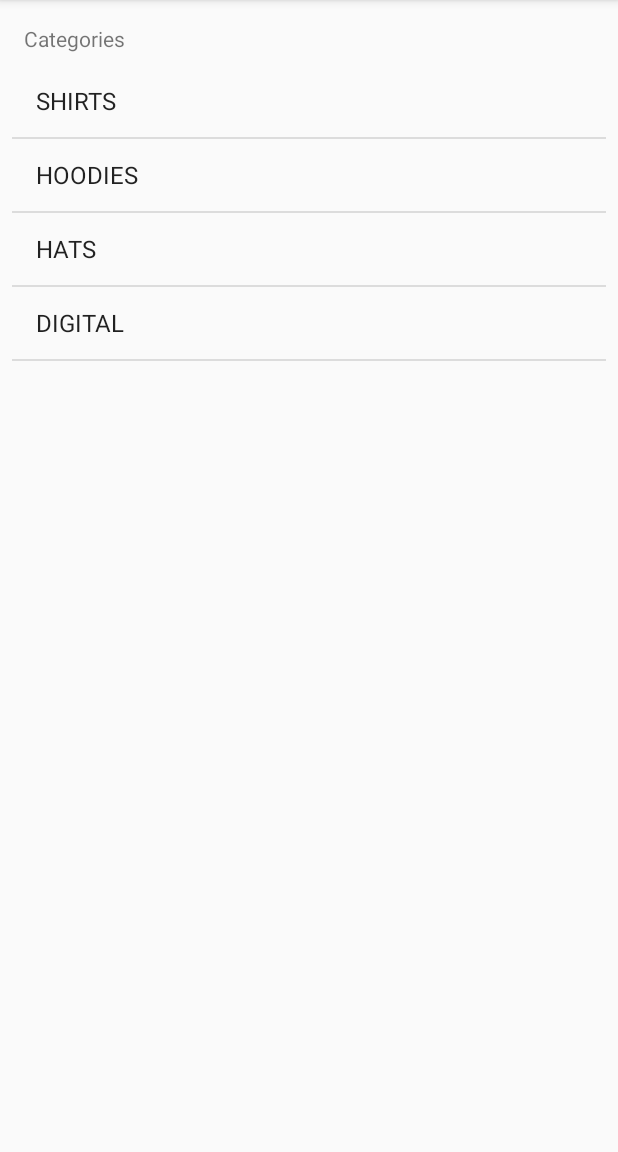
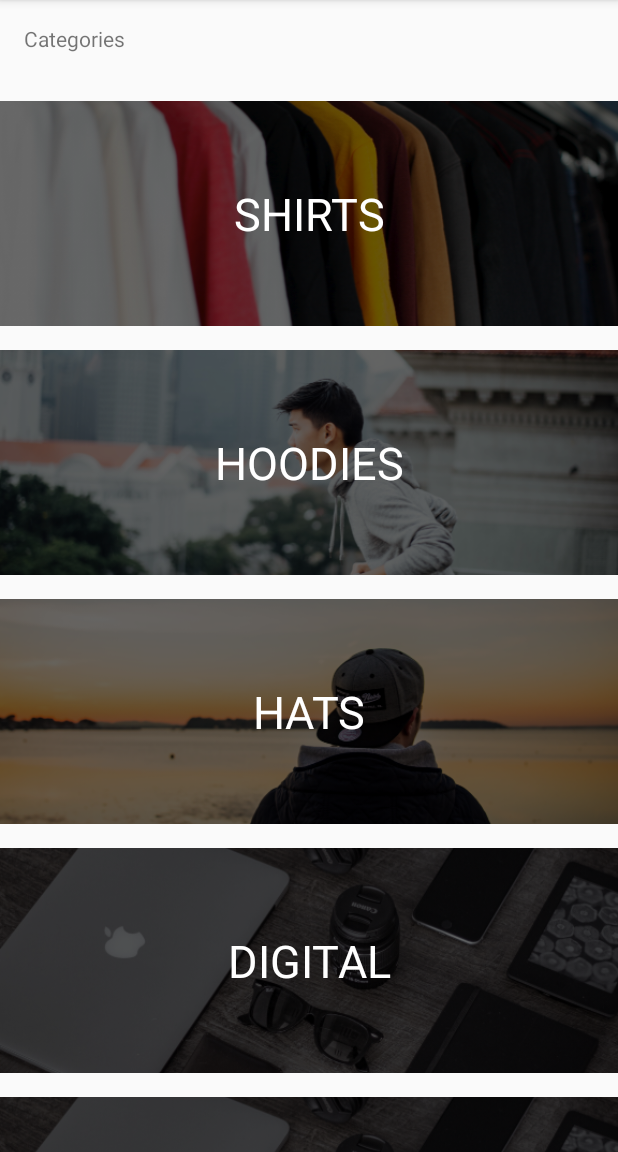
Before and after one commit to NedBark/CoderSwag, an Android app: the screen it shows after launch (MainActivity), on a phone screen of 412 x 824 dp, the part 84-1236 px from its top. Run offline under Robolectric (Android 15) with nearby library versions, the phone set to English and light mode, and no system bars.

Commit message:
ViewHolder pattern

```diff
--- /dev/null
+++ b/app/src/main/java/com/example/coderswag/adapters/CategoryAdapter.kt
@@ -0,0 +1,58 @@
+package com.example.coderswag.adapters
+
+import android.annotation.SuppressLint
+import android.content.Context
+import android.view.LayoutInflater
+import android.view.View
+import android.view.ViewGroup
+import android.widget.BaseAdapter
+import android.widget.ImageView
+import android.widget.TextView
+import com.example.coderswag.R
+import com.example.coderswag.model.Category
+import com.example.coderswag.services.DataService
+import java.text.FieldPosition
+
+class CategoryAdapter(val context: Context, val categories: List<Category>) : BaseAdapter(){
+
+    override fun getView(position: Int, convertView: View?, parent: ViewGroup?): View {
+        val categoryView : View
+        val holder: ViewHolder
+        if (convertView == null){
+            categoryView = LayoutInflater.from(context).inflate(R.layout.category_list_item, null)
+            holder = ViewHolder()
+
+            holder.categoryImage = categoryView.findViewById(R.id.categoryImage)
+            holder.categoryText = categoryView.findViewById(R.id.categoryLabel)
+            categoryView.tag = holder
+        } else {
+            holder = convertView.tag as ViewHolder
+            categoryView = convertView
+        }
+
+        val categ = categories[position]
+        holder.categoryText?.text = categ.title
+        val resourceID = context.resources.getIdentifier(categ.image, "drawable", context.packageName)
+        holder.categoryImage?.setImageResource(resourceID)
+        return categoryView
+    }
+
+    override fun getItem(index: Int): Any {
+        return categories[index]
+    }
+
+    override fun getItemId(index: Int): Long {
+        return 0
+    }
+
+    override fun getCount(): Int {
+        return categories.count()
+    }
+
+
+    private class ViewHolder {
+        var categoryImage: ImageView? = null
+        var categoryText: TextView? = null
+    }
+
+}
--- a/app/src/main/java/com/example/coderswag/controller/MainActivity.kt
+++ b/app/src/main/java/com/example/coderswag/controller/MainActivity.kt
@@ -4,19 +4,20 @@ import androidx.appcompat.app.AppCompatActivity
 import android.os.Bundle
 import android.widget.ArrayAdapter
 import com.example.coderswag.R
+import com.example.coderswag.adapters.CategoryAdapter
 import com.example.coderswag.model.Category
 import com.example.coderswag.services.DataService
 import kotlinx.android.synthetic.main.activity_main.*
 
 class MainActivity : AppCompatActivity() {
 
-    lateinit var adapter: ArrayAdapter<Category>
+    lateinit var adapter: CategoryAdapter
 
     override fun onCreate(savedInstanceState: Bundle?) {
         super.onCreate(savedInstanceState)
         setContentView(R.layout.activity_main)
 
-        adapter = ArrayAdapter(this,android.R.layout.simple_list_item_1, DataService.categories)
+        adapter = CategoryAdapter(this, DataService.categories)
         listViewCategory.adapter = adapter
     }
 }
--- a/app/src/main/java/com/example/coderswag/model/Category.kt
+++ b/app/src/main/java/com/example/coderswag/model/Category.kt
@@ -1,6 +1,6 @@
 package com.example.coderswag.model
 
-class Category(private val title:String, val image:String){
+class Category(val title:String, val image:String){
 
     override fun toString(): String {
         return this.title
--- a/app/src/main/java/com/example/coderswag/services/DataService.kt
+++ b/app/src/main/java/com/example/coderswag/services/DataService.kt
@@ -9,7 +9,8 @@ object DataService {
         Category("SHIRTS", "shirtimage"),
         Category("HOODIES", "hoodieimage"),
         Category("HATS", "hatimage"),
-        Category("DIGITAL", "digitalgoodsimage")
+        Category("DIGITAL", "digitalgoodsimage"),
+        Category("DDD", "digitalgoodsimage")
     )
 
     val hats = listOf(
--- a/app/src/main/res/layout/activity_main.xml
+++ b/app/src/main/res/layout/activity_main.xml
@@ -20,15 +20,13 @@
         android:id="@+id/listViewCategory"
         android:layout_width="0dp"
         android:layout_height="0dp"
-        android:layout_marginStart="8dp"
-        android:layout_marginTop="8dp"
-        android:layout_marginEnd="8dp"
-        android:layout_marginBottom="8dp"
+        android:layout_marginTop="16dp"
         app:layout_constraintBottom_toBottomOf="parent"
         app:layout_constraintEnd_toEndOf="parent"
         app:layout_constraintHorizontal_bias="0.0"
         app:layout_constraintStart_toStartOf="parent"
         app:layout_constraintTop_toBottomOf="@+id/textView"
+        android:divider="@null"
         app:layout_constraintVertical_bias="0.0" />
 
 </androidx.constraintlayout.widget.ConstraintLayout>
--- a/app/src/main/res/layout/category_list_item.xml
+++ b/app/src/main/res/layout/category_list_item.xml
@@ -10,13 +10,14 @@
         android:id="@+id/categoryImage"
         android:layout_width="0dp"
         android:layout_height="150dp"
+        android:layout_marginTop="16dp"
+        android:contentDescription="TODO"
         android:scaleType="centerCrop"
         app:layout_constraintBottom_toBottomOf="parent"
         app:layout_constraintEnd_toEndOf="parent"
         app:layout_constraintStart_toStartOf="parent"
         app:layout_constraintTop_toTopOf="parent"
-        tools:srcCompat="@drawable/hatimage"
-        android:contentDescription="TODO" />
+        tools:srcCompat="@drawable/hatimage" />
 
     <TextView
         android:id="@+id/categoryLabel"
```
